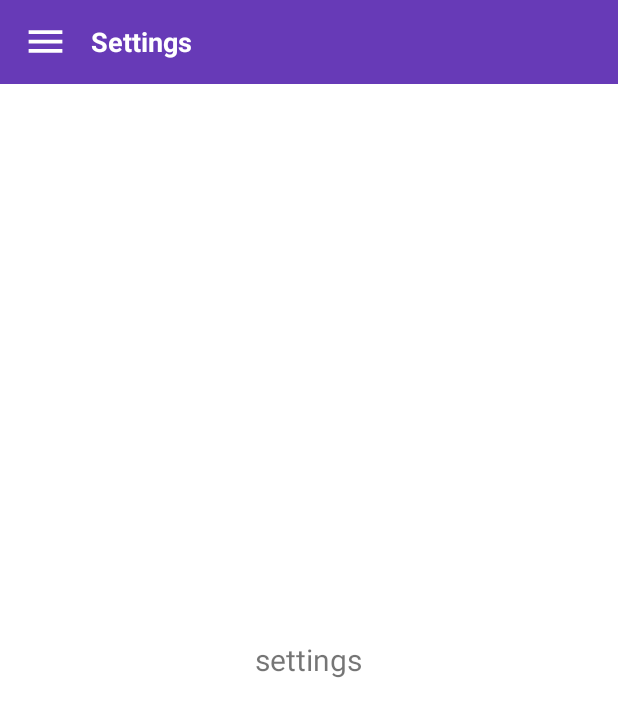
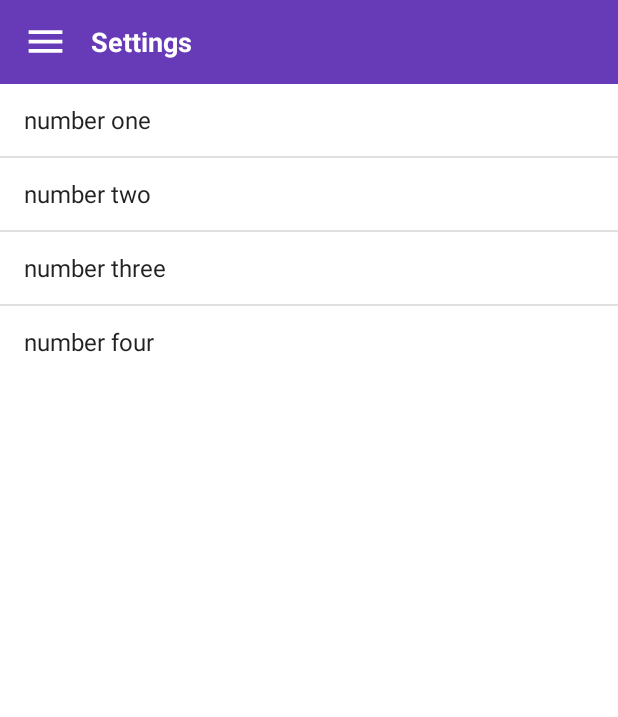
Before and after one commit to psh0121/smart-fan, an Android app: the SettingsFragment screen opened through its navigation route, on a phone screen of 412 x 824 dp. Shown: the top 717 px of the screen. Run offline under Robolectric (Android 15) with nearby library versions, the phone set to English and light mode, and no system bars; our stand-ins replace navigation-ui.

Commit message:
fragment 안에 listview를 넣어 settings창에 리스트가 보이도록 설정

```diff
--- a/SmartFan/app/src/main/java/com/example/smartfan/SettingsFragment.java
+++ b/SmartFan/app/src/main/java/com/example/smartfan/SettingsFragment.java
@@ -7,6 +7,8 @@ import androidx.fragment.app.Fragment;
 import android.view.LayoutInflater;
 import android.view.View;
 import android.view.ViewGroup;
+import android.widget.ArrayAdapter;
+import android.widget.ListView;
 
 /**
  * A simple {@link Fragment} subclass.
@@ -22,6 +24,16 @@ public class SettingsFragment extends Fragment {
     public View onCreateView(LayoutInflater inflater, ViewGroup container,
                              Bundle savedInstanceState) {
         // Inflate the layout for this fragment
-        return inflater.inflate(R.layout.fragment_settings, container, false);
+        View view = inflater.inflate(R.layout.fragment_settings, container, false);
+
+        String[] menuItems = {"number one", "number two", "number three", "number four"};
+
+        ListView listView = (ListView) view.findViewById(R.id.mainMenu);
+
+        ArrayAdapter<String> listViewAdapter = new ArrayAdapter<String>(getActivity(), android.R.layout.simple_list_item_1, menuItems);
+
+        listView.setAdapter(listViewAdapter);
+
+        return view;
     }
 }
--- a/SmartFan/app/src/main/res/layout/fragment_settings.xml
+++ b/SmartFan/app/src/main/res/layout/fragment_settings.xml
@@ -5,11 +5,9 @@
     android:layout_height="match_parent"
     tools:context=".SettingsFragment">
 
-    <TextView
+    <ListView
         android:layout_width="wrap_content"
         android:layout_height="wrap_content"
-        android:text="@string/settings"
-        android:layout_gravity="center"
-        android:textSize="20sp"/>
+        android:id="@+id/mainMenu"/>
 
 </FrameLayout>
```
